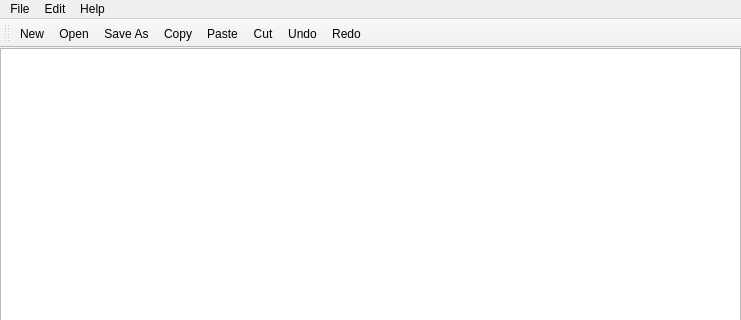
Qt form mainwindow.ui (zero-senpai/CPPNOTEPAD) before a commit; both pictures show x 0 to 741 and y 0 to 320 of the 741 by 535 pixel window.
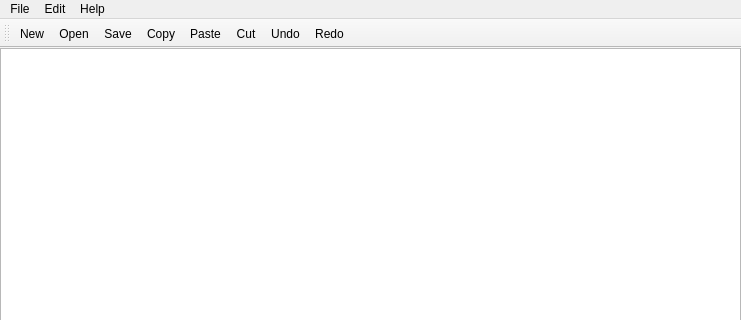
The same form after that commit. Icons and pictures are not drawn.

Commit message: Swapped Save As with Save in Toolbar layout

What changed in the file:
```diff
--- a/mainwindow.ui
+++ b/mainwindow.ui
@@ -121,7 +121,7 @@
    </attribute>
    <addaction name="actionNew"/>
    <addaction name="actionOpen"/>
-   <addaction name="actionSave_As"/>
+   <addaction name="actionSave"/>
    <addaction name="actionCopy"/>
    <addaction name="actionPaste"/>
    <addaction name="actionCut"/>
```
Left out of the diff: 2 changed lines with no effect on the pictures.
